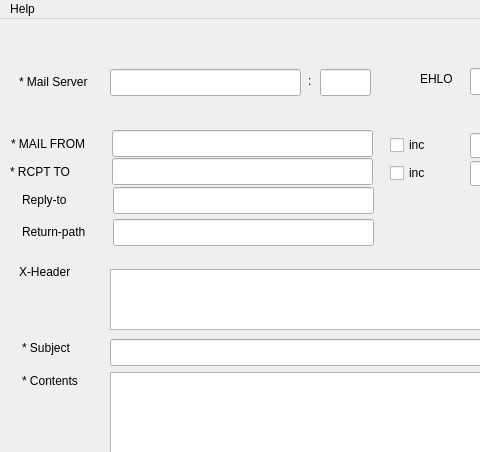
Old version of the form sendmail/measure.ui in the repository jybaek/gist; both pictures show x 0 to 480 and y 0 to 452 of the 650 by 802 pixel window.
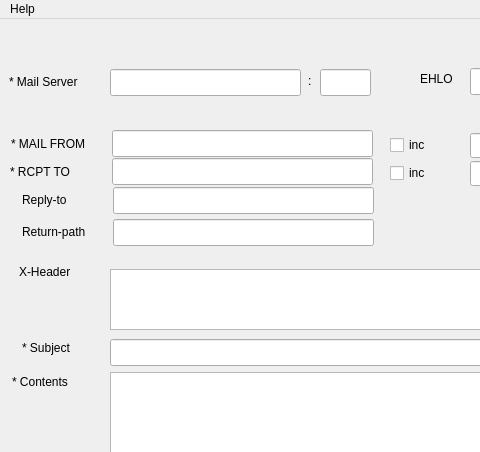
New version of the form.

Commit message: X-header 빈 값 예외처리

Diff of the .ui file:
```diff
--- a/sendmail/measure.ui
+++ b/sendmail/measure.ui
@@ -79,9 +79,9 @@
    <widget class="QLabel" name="label_6">
     <property name="geometry">
      <rect>
-      <x>19</x>
+      <x>9</x>
       <y>53</y>
-      <width>81</width>
+      <width>91</width>
       <height>20</height>
      </rect>
     </property>
@@ -410,10 +410,10 @@
    <widget class="QLabel" name="label_4">
     <property name="geometry">
      <rect>
-      <x>22</x>
+      <x>12</x>
       <y>353</y>
-      <width>71</width>
-      <height>17</height>
+      <width>81</width>
+      <height>20</height>
      </rect>
     </property>
     <property name="text">
```
Left out of the diff: 4 changed lines with no effect on the pictures. The commit also changes 1 other file.
